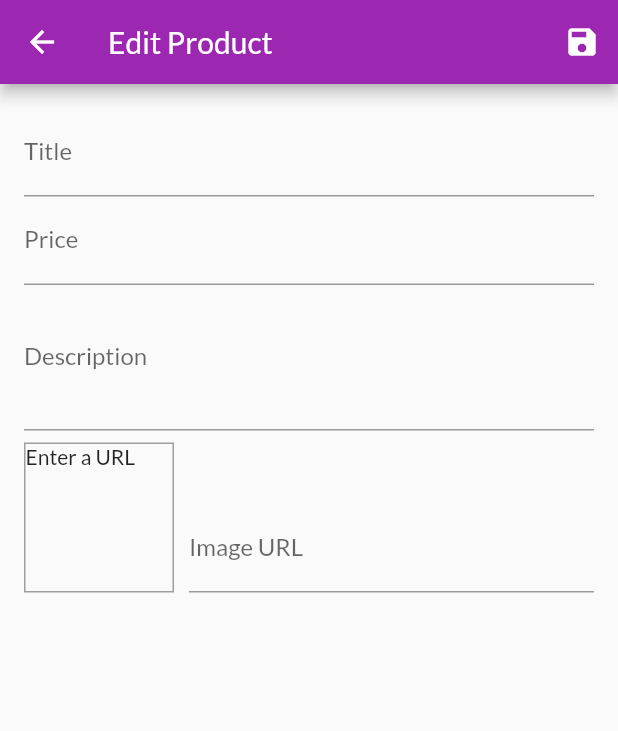
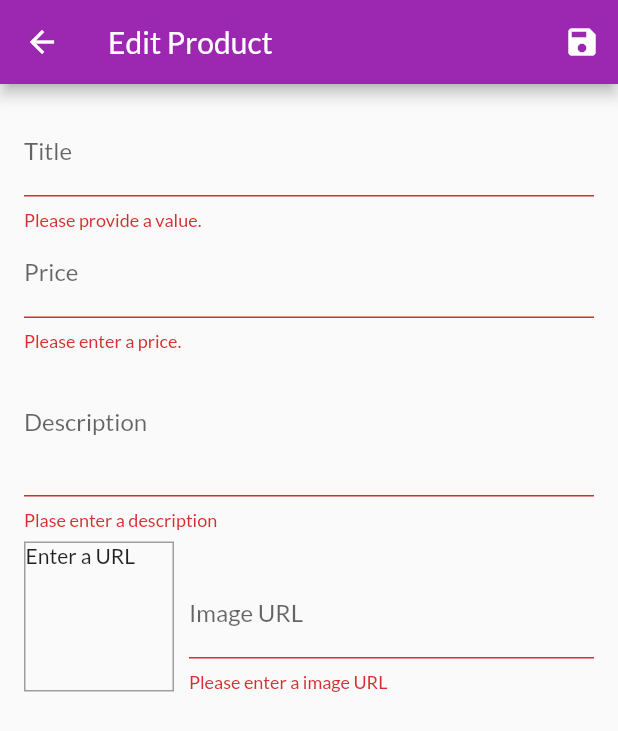
Before and after one commit to zayano/my_shop_training, a Flutter app: the EditProductScreen screen opened by its route, after a tap on the "save" icon, on a phone screen of 412 x 824 dp. Shown: the top 731 px of the screen. Run offline on Flutter 3.47's test engine with Material 2 defaults, Android fonts, the phone set to English and light mode, and no system bars; network calls fail.

Commit message:
add validator

```diff
--- a/lib/main.dart
+++ b/lib/main.dart
@@ -1,7 +1,7 @@
 import 'package:flutter/material.dart';
-import 'package:my_shop_training/screens/edit_product_screen.dart';
 import 'package:provider/provider.dart';
 
+import './screens/edit_product_screen.dart';
 import './screens/user_products_screen.dart';
 import './screens/orders_screen.dart';
 import './providers/orders.dart';
--- a/lib/screens/cart_screen.dart
+++ b/lib/screens/cart_screen.dart
@@ -1,7 +1,7 @@
 import 'package:flutter/material.dart';
-import 'package:my_shop_training/providers/orders.dart';
 import 'package:provider/provider.dart';
 
+import '../providers/orders.dart';
 import '../providers/cart.dart' show Cart;
 import '../widgets/cart_item.dart';
 
--- a/lib/screens/edit_product_screen.dart
+++ b/lib/screens/edit_product_screen.dart
@@ -1,5 +1,6 @@
 import 'package:flutter/material.dart';
-import 'package:my_shop_training/providers/product.dart';
+
+import '../providers/product.dart';
 
 class EditProductScreen extends StatefulWidget {
   static const routeName = '/edit-product';
@@ -40,11 +41,23 @@ class _EditProductScreenState extends State<EditProductScreen> {
 
   void _updateImageUrl() {
     if (!_imageUrlFocusNode.hasFocus) {
+      if (_imageUrlController.text.isEmpty ||
+          (!_imageUrlController.text.startsWith('http') &&
+              !_imageUrlController.text.startsWith('https')) ||
+          (!_imageUrlController.text.endsWith('.png') &&
+              !_imageUrlController.text.endsWith('.jpg') &&
+              !_imageUrlController.text.endsWith('.jpeg'))) {
+        return;
+      }
       setState(() {});
     }
   }
 
   void _saveForm() {
+    final isValid = _form.currentState.validate();
+    if (!isValid) {
+      return;
+    }
     _form.currentState.save();
     print(_editedProduct.title);
     print(_editedProduct.description);
@@ -76,6 +89,12 @@ class _EditProductScreenState extends State<EditProductScreen> {
                 onFieldSubmitted: (_) {
                   FocusScope.of(context).requestFocus(_priceFocusNode);
                 },
+                validator: (value) {
+                  if (value.isEmpty) {
+                    return 'Please provide a value.';
+                  }
+                  return null;
+                },
                 onSaved: (value) {
                   _editedProduct = Product(
                     title: value,
@@ -94,6 +113,18 @@ class _EditProductScreenState extends State<EditProductScreen> {
                 onFieldSubmitted: (_) {
                   FocusScope.of(context).requestFocus(_descriptionFocusNode);
                 },
+                validator: (value) {
+                  if (value.isEmpty) {
+                    return 'Please enter a price.';
+                  }
+                  if (double.tryParse(value) == null) {
+                    return 'Please enter a valid number.';
+                  }
+                  if (double.parse(value) <= 0) {
+                    return 'Please enter a number grater than zero.';
+                  }
+                  return null;
+                },
                 onSaved: (value) {
                   _editedProduct = Product(
                     title: _editedProduct.title,
@@ -109,6 +140,15 @@ class _EditProductScreenState extends State<EditProductScreen> {
                 maxLines: 3,
                 keyboardType: TextInputType.multiline,
                 focusNode: _descriptionFocusNode,
+                validator: (value) {
+                  if (value.isEmpty) {
+                    return 'Plase enter a description';
+                  }
+                  if (value.length > 10) {
+                    return 'Should be at least 10 characters long.';
+                  }
+                  return null;
+                },
                 onSaved: (value) {
                   _editedProduct = Product(
                     title: _editedProduct.title,
@@ -143,6 +183,7 @@ class _EditProductScreenState extends State<EditProductScreen> {
                   ),
                   Expanded(
                     child: TextFormField(
+                      autocorrect: true,
                       decoration: InputDecoration(labelText: 'Image URL'),
                       keyboardType: TextInputType.url,
                       textInputAction: TextInputAction.done,
@@ -150,6 +191,21 @@ class _EditProductScreenState extends State<EditProductScreen> {
                       focusNode: _imageUrlFocusNode,
                       onFieldSubmitted: (_) {
                         _saveForm();
+                      },
+                      validator: (value) {
+                        if (value.isEmpty) {
+                          return 'Please enter a image URL';
+                        }
+                        if (!value.startsWith('http') &&
+                            !value.startsWith('https')) {
+                          return 'Please enter a valid URL';
+                        }
+                        if (!value.endsWith('.png') &&
+                            !value.endsWith('.jpg') &&
+                            !value.endsWith('.jpeg')) {
+                          return 'Please enter a valid image URL';
+                        }
+                        return null;
                       },
                       onSaved: (value) {
                         _editedProduct = Product(
--- a/lib/screens/orders_screen.dart
+++ b/lib/screens/orders_screen.dart
@@ -1,8 +1,8 @@
 import 'package:flutter/material.dart';
 import 'package:provider/provider.dart';
 
+import '../providers/orders.dart' show Orders;
 import '../widgets/app_drawer.dart';
-import '../providers/orders.dart' show Orders;
 import '../widgets/order_item.dart';
 
 class OrdersScreen extends StatelessWidget {
--- a/lib/screens/products_overview_screen.dart
+++ b/lib/screens/products_overview_screen.dart
@@ -2,9 +2,9 @@ import 'package:flutter/material.dart';
 import 'package:provider/provider.dart';
 
 import './cart_screen.dart';
+import '../providers/cart.dart';
 import '../widgets/app_drawer.dart';
 import '../widgets/badge.dart';
-import '../providers/cart.dart';
 import '../widgets/products_grid.dart';
 
 enum FilterOptions {
--- a/lib/screens/user_products_screen.dart
+++ b/lib/screens/user_products_screen.dart
@@ -1,7 +1,7 @@
 import 'package:flutter/material.dart';
-import 'package:my_shop_training/screens/edit_product_screen.dart';
 import 'package:provider/provider.dart';
 
+import '../screens/edit_product_screen.dart';
 import '../widgets/app_drawer.dart';
 import '../widgets/user_product_item.dart';
 import '../providers/products.dart';
--- a/lib/widgets/app_drawer.dart
+++ b/lib/widgets/app_drawer.dart
@@ -1,6 +1,7 @@
 import 'package:flutter/material.dart';
-import 'package:my_shop_training/screens/orders_screen.dart';
-import 'package:my_shop_training/screens/user_products_screen.dart';
+
+import '../screens/orders_screen.dart';
+import '../screens/user_products_screen.dart';
 
 class AppDrawer extends StatelessWidget {
   @override
```
Also changed, not shown: pubspec.lock.
